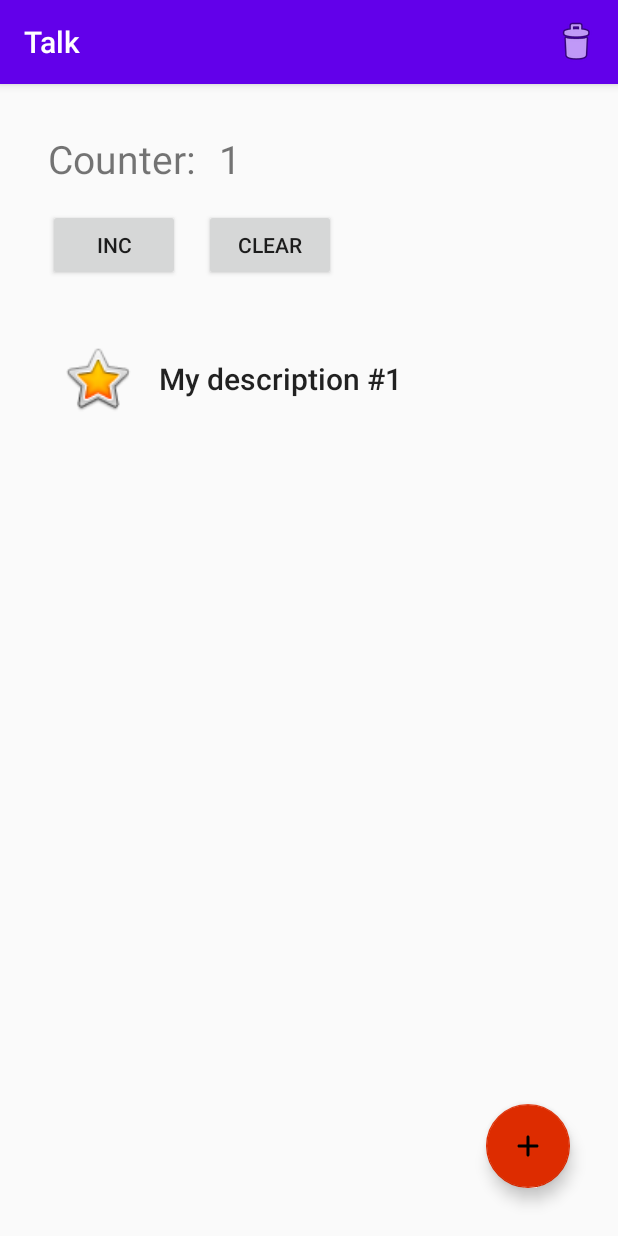
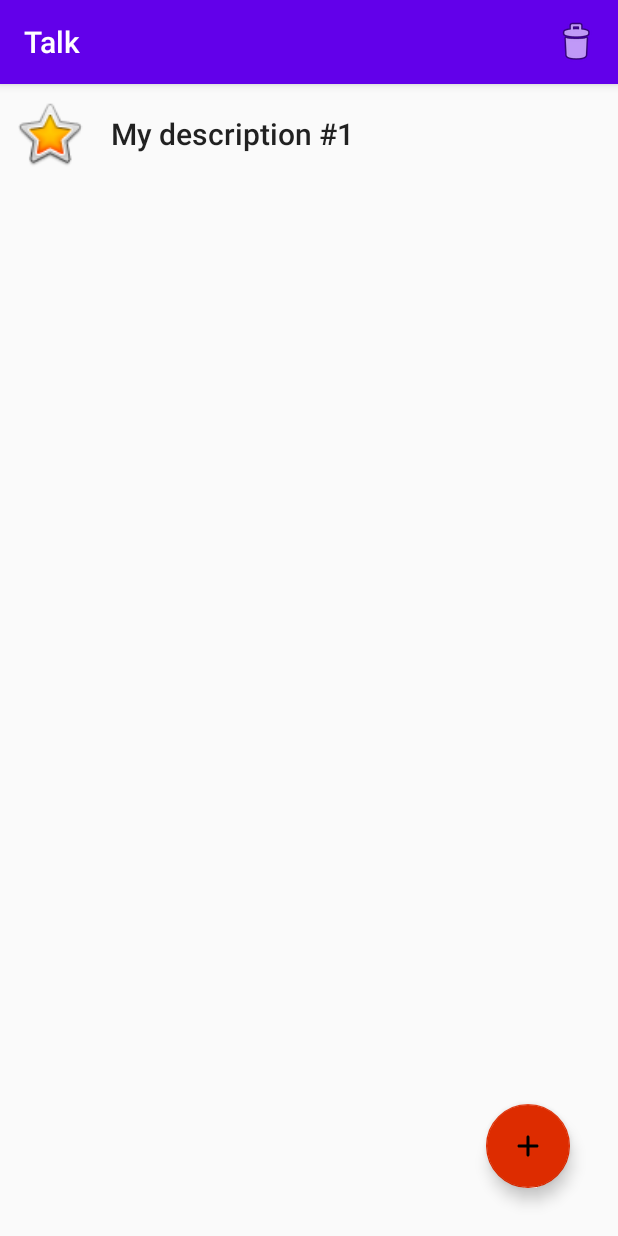
Before and after one commit to AntropovD/NotesApp, an Android app: the screen it shows after launch (MainActivity), after a tap on an icon or button, on a phone screen of 412 x 824 dp. Run offline under Robolectric (Android 15) with nearby library versions, the phone set to English and light mode, and no system bars; our stand-ins replace data binding; 2 other taps on this screen came first.

Commit message:
Remove buttons and counter

```diff
--- a/app/src/main/res/layout/contact_list_fragment.xml
+++ b/app/src/main/res/layout/contact_list_fragment.xml
@@ -17,60 +17,14 @@
       android:layout_width="match_parent"
       android:layout_height="match_parent">
 
-    <TextView
-        android:id="@+id/textView"
-        android:layout_width="wrap_content"
-        android:layout_height="wrap_content"
-        android:layout_marginStart="32dp"
-        android:layout_marginTop="32dp"
-        android:text="@string/counter"
-        android:textSize="@dimen/counter_text_size"
-        app:layout_constraintStart_toStartOf="parent"
-        app:layout_constraintTop_toTopOf="parent" />
-
-    <TextView
-        android:id="@+id/textView2"
-        android:layout_width="wrap_content"
-        android:layout_height="wrap_content"
-        android:layout_marginStart="@dimen/activity_horizontal_margin"
-        android:text="@{Integer.toString(viewModel.counter)}"
-        android:textSize="@dimen/counter_text_size"
-        app:layout_constraintBottom_toBottomOf="@+id/textView"
-        app:layout_constraintStart_toEndOf="@+id/textView"
-        app:layout_constraintTop_toTopOf="@+id/textView" />
-
-    <Button
-        android:id="@+id/button"
-        android:layout_width="wrap_content"
-        android:layout_height="wrap_content"
-        android:layout_marginTop="@dimen/activity_vertical_margin"
-        android:onClick="@{() -> viewModel.increment()}"
-        android:text="@string/inc"
-        app:layout_constraintStart_toStartOf="@+id/textView"
-        app:layout_constraintTop_toBottomOf="@+id/textView" />
-
-    <Button
-        android:id="@+id/button2"
-        android:layout_width="wrap_content"
-        android:layout_height="wrap_content"
-        android:layout_marginStart="16dp"
-        android:onClick="@{() -> viewModel.clear()}"
-        android:text="@string/clear"
-        app:layout_constraintStart_toEndOf="@+id/button"
-        app:layout_constraintTop_toTopOf="@+id/button" />
-
     <androidx.recyclerview.widget.RecyclerView
         android:id="@+id/contacts"
-        android:layout_width="wrap_content"
-        android:layout_height="0dp"
-        android:layout_marginTop="32dp"
-        android:layout_marginBottom="32dp"
+        android:layout_width="match_parent"
+        android:layout_height="match_parent"
         android:orientation="vertical"
         app:layoutManager="androidx.recyclerview.widget.LinearLayoutManager"
-        app:layout_constraintBottom_toBottomOf="parent"
-        app:layout_constraintLeft_toLeftOf="parent"
-        app:layout_constraintStart_toStartOf="@+id/button"
-        app:layout_constraintTop_toBottomOf="@+id/button"
+        app:layout_constraintStart_toStartOf="parent"
+        app:layout_constraintTop_toTopOf="parent"
         app:listData="@{viewModel.items}"
         tools:itemCount="5"
         tools:listitem="@layout/item_view" />
```
